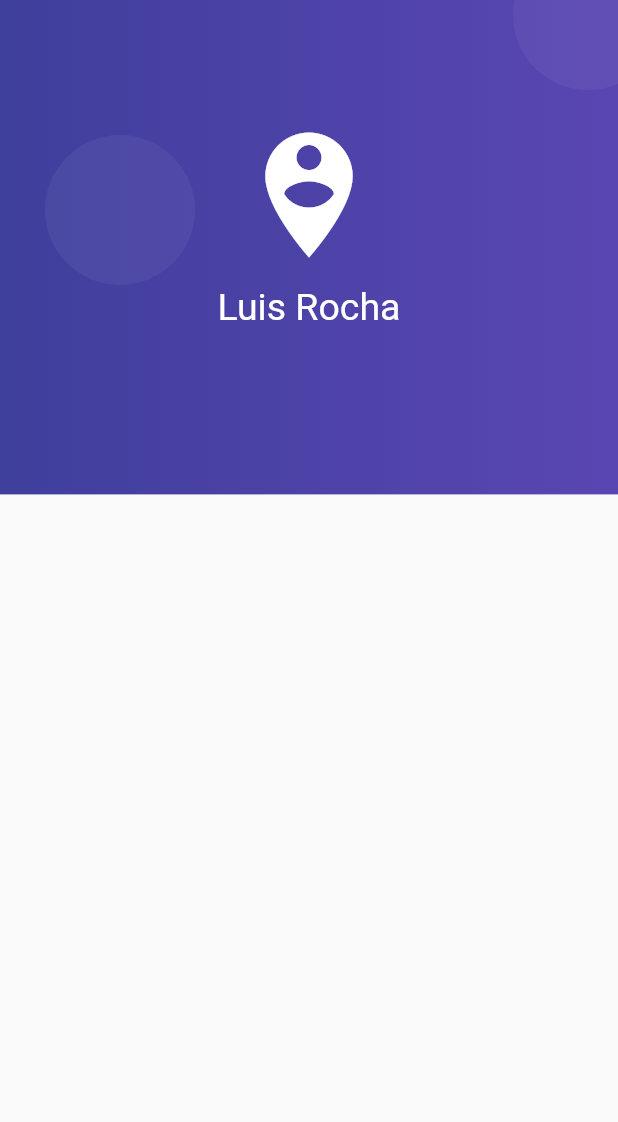
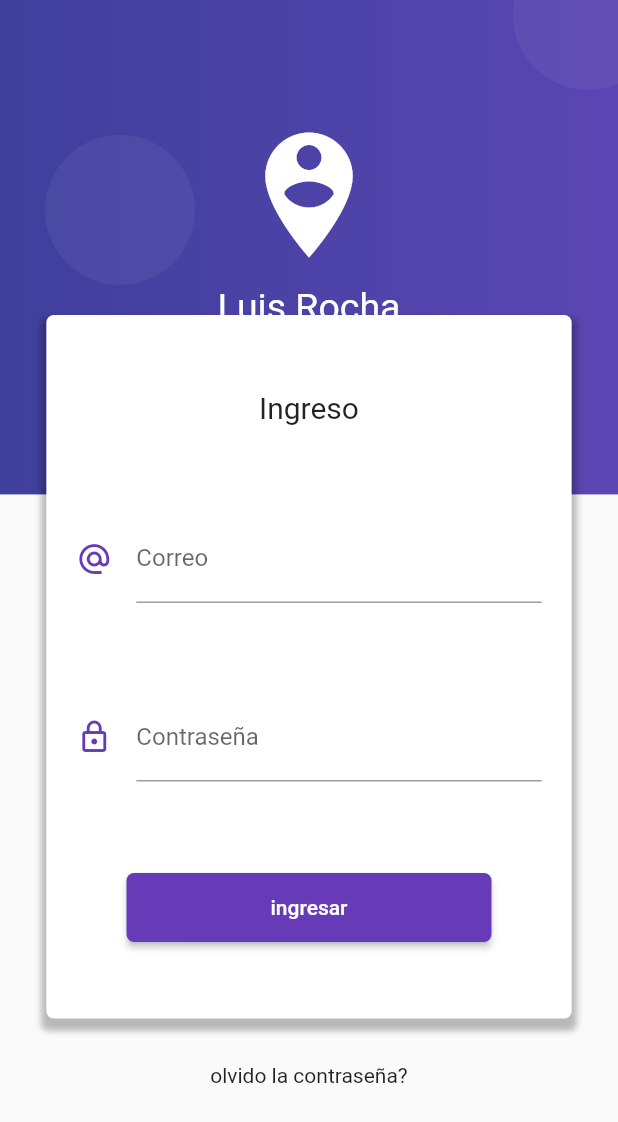
Before and after one commit to luigrocha/forms-flutter, a Flutter app: the screen it shows after launch, on a phone screen of 412 x 824 dp. Shown: the top 1122 px of the screen. Run offline on Flutter 3.47's test engine with Material 2 defaults, Android fonts, the phone set to English and light mode, and no system bars.

Commit message:
desing Login page

```diff
--- a/lib/src/pages/login_page.dart
+++ b/lib/src/pages/login_page.dart
@@ -7,7 +7,10 @@ class LoginPage extends StatelessWidget {
   Widget build(BuildContext context) {
     return Scaffold(
         body: Stack(
-      children: [_fondo(context)],
+      children: [
+        _fondo(context),
+        _loginF(context),
+      ],
     ));
   }
 
@@ -59,4 +62,99 @@ class LoginPage extends StatelessWidget {
       ],
     );
   }
+
+  Widget _loginF(BuildContext context) {
+    final size = MediaQuery.of(context).size;
+
+    return SingleChildScrollView(
+      child: Column(
+        children: [
+          SafeArea(
+              child: Container(
+            height: 180.0,
+          )),
+          Container(
+            width: size.width * 0.85,
+            margin: EdgeInsets.symmetric(vertical: 30.0),
+            padding: EdgeInsets.symmetric(vertical: 50.0),
+            decoration: BoxDecoration(
+                color: Colors.white,
+                borderRadius: BorderRadius.circular(5.0),
+                boxShadow: [
+                  BoxShadow(
+                      color: Colors.black26,
+                      blurRadius: 3.0,
+                      offset: Offset(0.0, 5.0),
+                      spreadRadius: 3.0)
+                ]),
+            child: Column(
+              children: [
+                Text('Ingreso',
+                    style: TextStyle(
+                      fontSize: 20.0,
+                    )),
+                SizedBox(height: 60.0),
+                _email(),
+                SizedBox(height: 60.0),
+                _password(),
+                SizedBox(height: 60.0),
+                ingresar(),
+              ],
+            ),
+          ),
+          Text('olvido la contraseña?'),
+          SizedBox(
+            height: 100.0,
+          )
+        ],
+      ),
+    );
+  }
+
+  Widget _email() {
+    return Container(
+      padding: EdgeInsets.symmetric(horizontal: 20.0),
+      child: TextField(
+        keyboardType: TextInputType.emailAddress,
+        decoration: InputDecoration(
+            icon: Icon(
+              Icons.alternate_email,
+              color: Colors.deepPurple,
+            ),
+            hintText: 'ejemplo@correo.com',
+            labelText: 'Correo'),
+      ),
+    );
+  }
+
+  Widget _password() {
+    return Container(
+      padding: EdgeInsets.symmetric(horizontal: 20.0),
+      child: TextField(
+        obscureText: true,
+        decoration: InputDecoration(
+            icon: Icon(
+              Icons.lock_outlined,
+              color: Colors.deepPurple,
+            ),
+            labelText: 'Contraseña'),
+      ),
+    );
+  }
+
+  Widget ingresar() {
+    return RaisedButton(
+      child: Container(
+        padding: EdgeInsets.symmetric(
+          horizontal: 80.0,
+          vertical: 15.0,
+        ),
+        child: Text('ingresar'),
+      ),
+      shape: RoundedRectangleBorder(borderRadius: BorderRadius.circular(5.0)),
+      color: Colors.deepPurple,
+      textColor: Colors.white,
+      onPressed: () {},
+    );
+  }
 }
```
